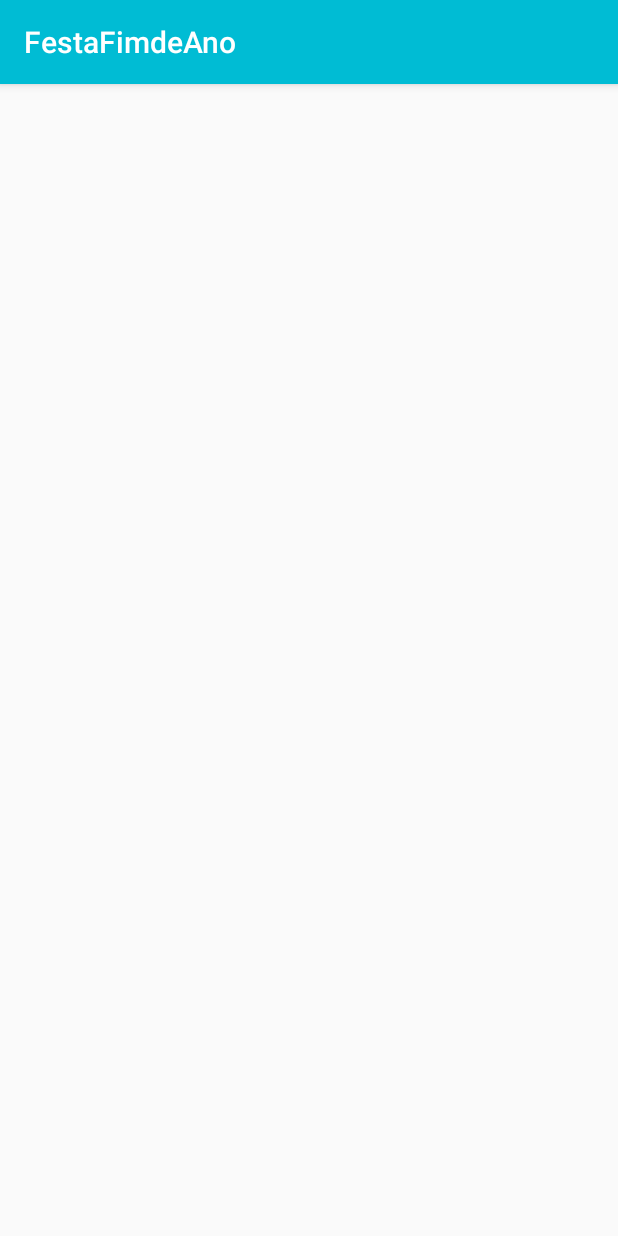
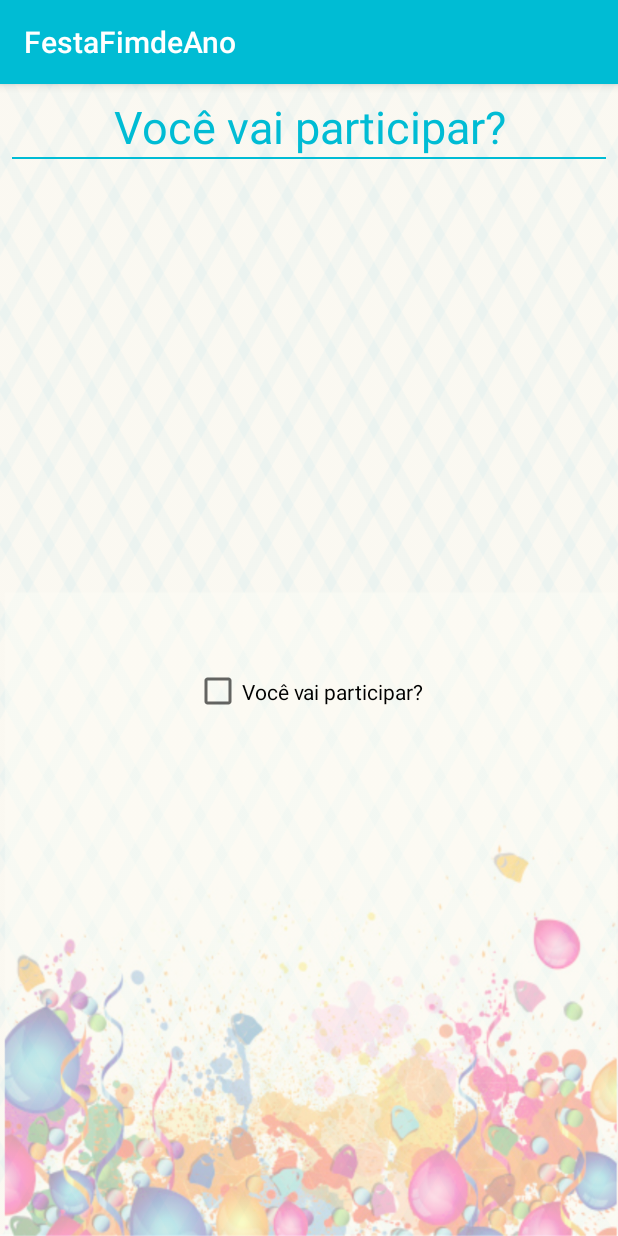
Before and after one commit to agostinho/FestaFimdeAno, an Android app: the DetailsActivity screen opened directly, with no data from a screen before it, on a phone screen of 412 x 824 dp. Run offline under Robolectric (Android 15) with nearby library versions, the phone set to English and light mode, and no system bars.

Commit message:
VERSION 1.0 BETA

```diff
--- a/app/src/main/AndroidManifest.xml
+++ b/app/src/main/AndroidManifest.xml
@@ -9,8 +9,8 @@
         android:roundIcon="@mipmap/ic_launcher_round"
         android:supportsRtl="true"
         android:theme="@style/AppTheme">
-        <activity android:name=".DetailsActivity"></activity>
-        <activity android:name=".MainActivity">
+        <activity android:name=".view.DetailsActivity"></activity>
+        <activity android:name=".view.MainActivity">
             <intent-filter>
                 <action android:name="android.intent.action.MAIN" />
 
--- /dev/null
+++ b/app/src/main/java/com/agostinhojr/festafimdeano/view/DetailsActivity.java
@@ -0,0 +1,26 @@
+package com.agostinhojr.festafimdeano.view;
+
+import androidx.appcompat.app.AppCompatActivity;
+
+import android.os.Bundle;
+import android.widget.CheckBox;
+
+import com.agostinhojr.festafimdeano.R;
+
+public class DetailsActivity extends AppCompatActivity {
+
+    private ViewHolder mViewHolder = new ViewHolder();
+
+    @Override
+    protected void onCreate(Bundle savedInstanceState) {
+        super.onCreate(savedInstanceState);
+        setContentView(R.layout.activity_details);
+
+        this.mViewHolder.checkParticipate = findViewById(R.id.check_participate);
+
+    }
+
+    private static class ViewHolder {
+        CheckBox checkParticipate;
+    }
+}
--- a/app/src/main/res/layout/activity_details.xml
+++ b/app/src/main/res/layout/activity_details.xml
@@ -1,9 +1,32 @@
 <?xml version="1.0" encoding="utf-8"?>
-<androidx.constraintlayout.widget.ConstraintLayout xmlns:android="http://schemas.android.com/apk/res/android"
-    xmlns:app="http://schemas.android.com/apk/res-auto"
+<LinearLayout xmlns:android="http://schemas.android.com/apk/res/android"
     xmlns:tools="http://schemas.android.com/tools"
     android:layout_width="match_parent"
     android:layout_height="match_parent"
-    tools:context=".DetailsActivity">
+    android:background="@drawable/background"
+    android:orientation="vertical"
+    android:padding="8dp"
+    tools:context=".view.DetailsActivity">
 
-</androidx.constraintlayout.widget.ConstraintLayout>
+
+    <TextView
+        android:layout_width="match_parent"
+        android:layout_height="wrap_content"
+        android:gravity="center"
+        android:text="@string/voc_vai_participar"
+        android:textColor="@color/colorPrimary"
+        android:textSize="30sp" />
+
+    <View
+        android:layout_width="match_parent"
+        android:layout_height="1dp"
+        android:background="@color/colorPrimary" />
+
+    <CheckBox
+        android:id="@+id/check_participate"
+        android:layout_width="wrap_content"
+        android:layout_height="0dp"
+        android:layout_weight="1"
+        android:layout_gravity="center"
+        android:text="@string/voc_vai_participar"/>
+</LinearLayout>
--- a/app/src/main/res/layout/activity_main.xml
+++ b/app/src/main/res/layout/activity_main.xml
@@ -6,12 +6,13 @@
     android:orientation="vertical"
     android:background="@drawable/background"
     android:padding="8dp"
-    tools:context=".MainActivity">
+    tools:context=".view.MainActivity">
 
     <TextView
         android:id="@+id/text_today"
         android:layout_width="match_parent"
         android:layout_height="wrap_content"
+        android:textColor="@color/colorPrimary"
         android:gravity="center"
         android:text="01/01/2019" />
 
@@ -42,6 +43,7 @@
         />
 
     <Button
+        android:id="@+id/buttonConfirm"
         android:layout_width="match_parent"
         android:layout_height="wrap_content"
         android:layout_alignParentBottom="true"
--- a/app/src/main/res/values/strings.xml
+++ b/app/src/main/res/values/strings.xml
@@ -1,4 +1,6 @@
 <resources>
     <string name="app_name">FestaFimdeAno</string>
     <string name="dias_restantes_para_o_fim_do_ano">Dias restantes para o fim do ano</string>
+    <string name="voc_vai_participar">Você vai participar?</string>
+    <string name="dias">dias</string>
 </resources>
```
Also changed, not shown: app/src/main/java/com/agostinhojr/festafimdeano/DetailsActivity.java (deleted, +0 -14 lines), app/src/main/java/com/agostinhojr/festafimdeano/MainActivity.java (deleted, +0 -14 lines), app/src/main/java/com/agostinhojr/festafimdeano/data/SecurityPreferences.java (added, +24 -0 lines), app/src/main/java/com/agostinhojr/festafimdeano/view/MainActivity.java (added, +64 -0 lines).
